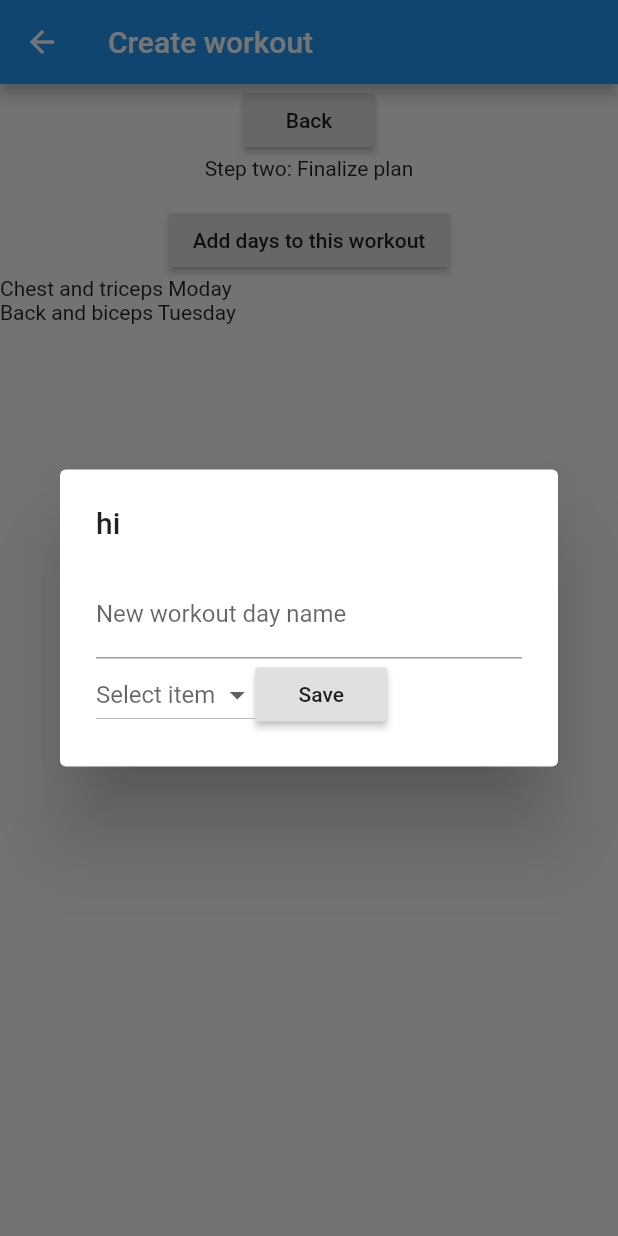
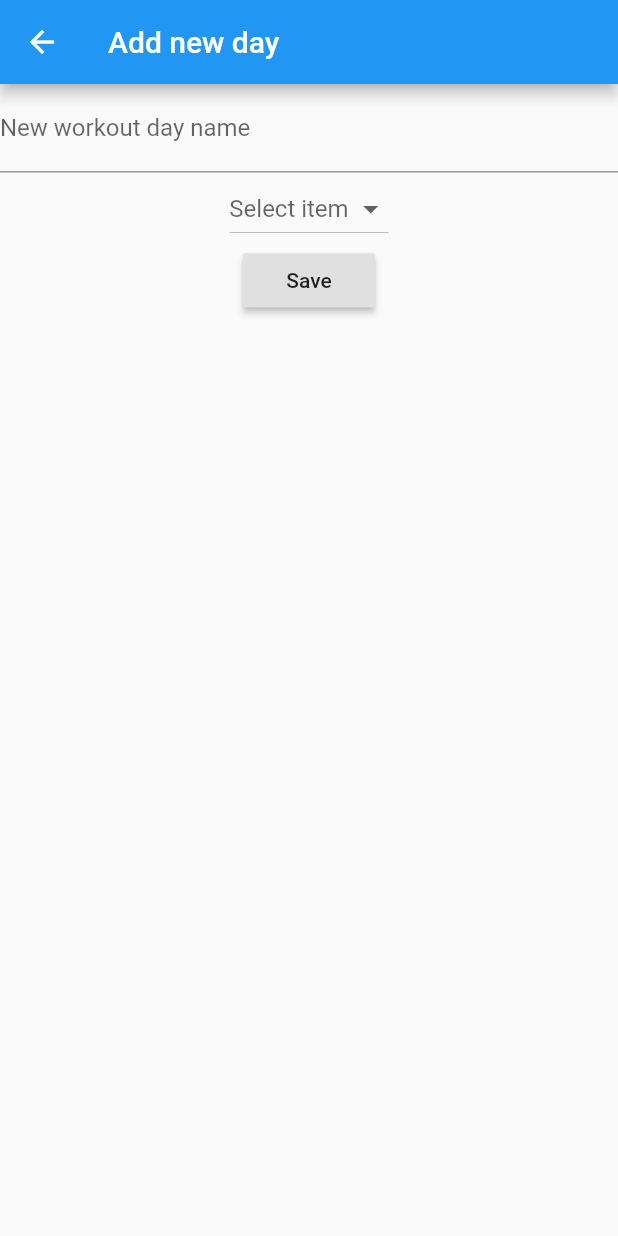
Before and after one commit to N3RDCLASH/lifft, a Flutter app: the CreateWorkout screen opened by its route, after a tap on "Next", after a tap on "Add days to this workout", on a phone screen of 412 x 824 dp. Run offline on Flutter 3.47's test engine with Material 2 defaults, Android fonts, the phone set to English and light mode, and no system bars.

Commit message:
Finished add workoutdays bug. Gotta work on saving

```diff
--- /dev/null
+++ b/lib/screens/add_workoutday_screen.dart
@@ -0,0 +1,78 @@
+import 'package:LIFFT/models/workout_day_model.dart';
+import 'package:flutter/material.dart';
+
+class AddWorkoutDay extends StatefulWidget {
+  @override
+  _AddWorkoutDayState createState() => _AddWorkoutDayState();
+}
+
+class _AddWorkoutDayState extends State<AddWorkoutDay> {
+  TextEditingController workoutNameController = new TextEditingController();
+
+  String selectedDay;
+
+  List<String> days = <String>[
+    "Monday",
+    "Tuesday",
+    "Wednesday",
+    "Thursday",
+    "Friday",
+    "Saturday",
+    "Sunday"
+  ];
+
+  @override
+  Widget build(BuildContext context) {
+    return Scaffold(
+      appBar: AppBar(
+        title: Text("Add new day"),
+      ),
+      body: SafeArea(
+        child: Column(
+          children: <Widget>[
+            TextField(
+              controller: workoutNameController,
+              decoration: InputDecoration(
+                labelText: "New workout day name",
+                hintText: "Ex. Chest and triceps day",
+              ),
+            ),
+            DropdownButton<String>(
+              hint: Text("Select item"),
+              value: selectedDay,
+              onChanged: (String value) {
+                setState(() {
+                  selectedDay = value;
+                });
+              },
+              items: days.map((String day) {
+                return DropdownMenuItem<String>(
+                  value: day,
+                  child: Row(
+                    children: <Widget>[
+                      Text(
+                        day,
+                        style: TextStyle(color: Colors.black),
+                      ),
+                    ],
+                  ),
+                );
+              }).toList(),
+            ),
+            RaisedButton(
+              child: Text("Save"),
+              onPressed: () {
+                WorkoutDay workoutDay = WorkoutDay(
+                  key: UniqueKey(),
+                  name: workoutNameController.text,
+                  day: selectedDay,
+                );
+                Navigator.pop(context, workoutDay);
+              },
+            )
+          ],
+        ),
+      ),
+    );
+  }
+}
--- a/lib/screens/create_workout_screen.dart
+++ b/lib/screens/create_workout_screen.dart
@@ -1,4 +1,4 @@
-import 'package:LIFFT/models/workout_day_model.dart';
+import 'package:LIFFT/screens/add_workoutday_screen.dart';
 import 'package:flutter/material.dart';
 
 class CreateWorkout extends StatefulWidget {
@@ -9,85 +9,19 @@ class CreateWorkout extends StatefulWidget {
 class _CreateWorkoutState extends State<CreateWorkout> {
   TextEditingController nameController = new TextEditingController();
   TextEditingController descController = new TextEditingController();
-  TextEditingController workoutNameController = new TextEditingController();
   bool stepOneComplete = false;
 
-  String selectedDay;
-  List<String> days = <String>[
-    "Monday",
-    "Tuesday",
-    "Wednesday",
-    "Thursday",
-    "Friday",
-    "Saturday",
-    "Sunday"
-  ];
+  List workoutDays = [];
 
-  List workoutDays = [
-    WorkoutDay(key: UniqueKey(), day: "Moday", name: "Chest and triceps"),
-    WorkoutDay(key: UniqueKey(), day: "Tuesday", name: "Back and biceps")
-  ];
+  _goToAddWorkoutDay(BuildContext context) async {
+    // Navigator.push returns a Future that completes after calling
+    // Navigator.pop on the Selection Screen.
+    final result = await Navigator.push(
+      context,
+      MaterialPageRoute(builder: (context) => AddWorkoutDay()),
+    );
 
-  void _addWorkoutDayModalSheet(context) {
-    showDialog(
-        context: context,
-        builder: (BuildContext bc) {
-          return AlertDialog(
-            title: Text("hi"),
-            content: StatefulBuilder(
-              builder: (BuildContext context, StateSetter setState) {
-                return Container(
-                  child: Wrap(
-                    children: <Widget>[
-                      TextField(
-                        controller: workoutNameController,
-                        decoration: InputDecoration(
-                          labelText: "New workout day name",
-                          hintText: "Ex. Chest and triceps day",
-                        ),
-                      ),
-                      DropdownButton<String>(
-                        hint: Text("Select item"),
-                        value: selectedDay,
-                        onChanged: (String value) {
-                          setState(() {
-                            selectedDay = value;
-                          });
-                        },
-                        items: days.map((String day) {
-                          return DropdownMenuItem<String>(
-                            value: day,
-                            child: Row(
-                              children: <Widget>[
-                                Text(
-                                  day,
-                                  style: TextStyle(color: Colors.black),
-                                ),
-                              ],
-                            ),
-                          );
-                        }).toList(),
-                      ),
-                      RaisedButton(
-                        child: Text("Save"),
-                        onPressed: () {
-                          setState(() {
-                            workoutDays.add(WorkoutDay(
-                              key: UniqueKey(),
-                              name: workoutNameController.text,
-                              day: selectedDay,
-                            ));
-                          });
-                          Navigator.pop(context);
-                        },
-                      )
-                    ],
-                  ),
-                );
-              },
-            ),
-          );
-        });
+    workoutDays.add(result);
   }
 
   @override
@@ -95,6 +29,18 @@ class _CreateWorkoutState extends State<CreateWorkout> {
     return Scaffold(
       appBar: AppBar(
         title: Text('Create workout'),
+        actions: <Widget>[
+          RaisedButton(
+            color: Colors.blue,
+            child: Row(
+              children: <Widget>[
+                Text("Create"),
+                Icon(Icons.save),
+              ],
+            ),
+            onPressed: () {},
+          )
+        ],
       ),
       body: SingleChildScrollView(
         child: stepOneComplete == false
@@ -140,7 +86,7 @@ class _CreateWorkoutState extends State<CreateWorkout> {
                   RaisedButton(
                     child: Text("Add days to this workout"),
                     onPressed: () {
-                      _addWorkoutDayModalSheet(context);
+                      _goToAddWorkoutDay(context);
                     },
                   ),
                   Container(
@@ -148,7 +94,9 @@ class _CreateWorkoutState extends State<CreateWorkout> {
                     child: ListView.builder(
                         itemCount: workoutDays.length,
                         itemBuilder: (BuildContext context, int index) {
-                          return workoutDays[index];
+                          return workoutDays.isEmpty
+                              ? Text("No days added yet :(")
+                              : workoutDays[index];
                         }),
                   ),
                 ],
```
